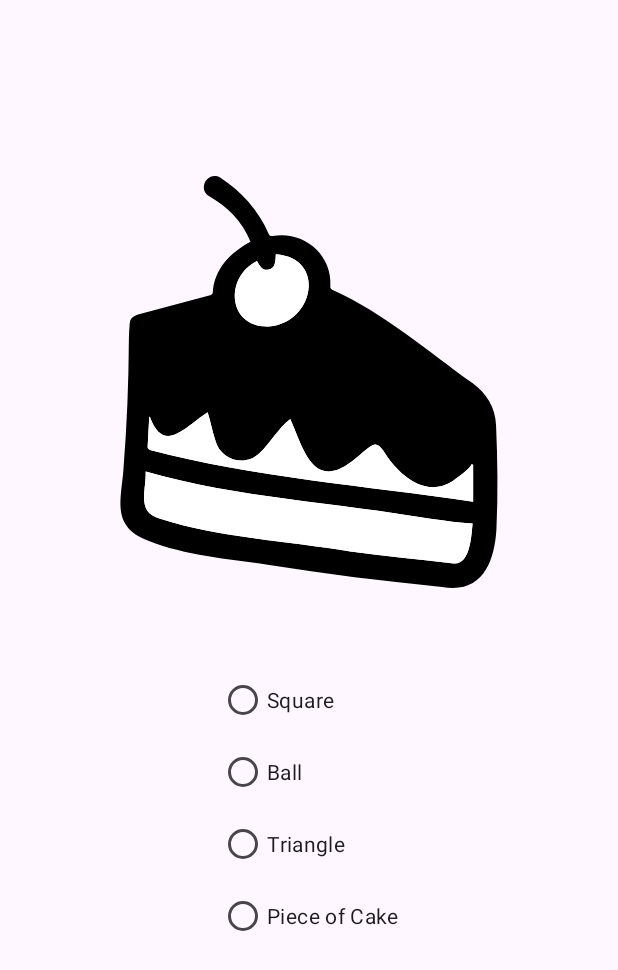
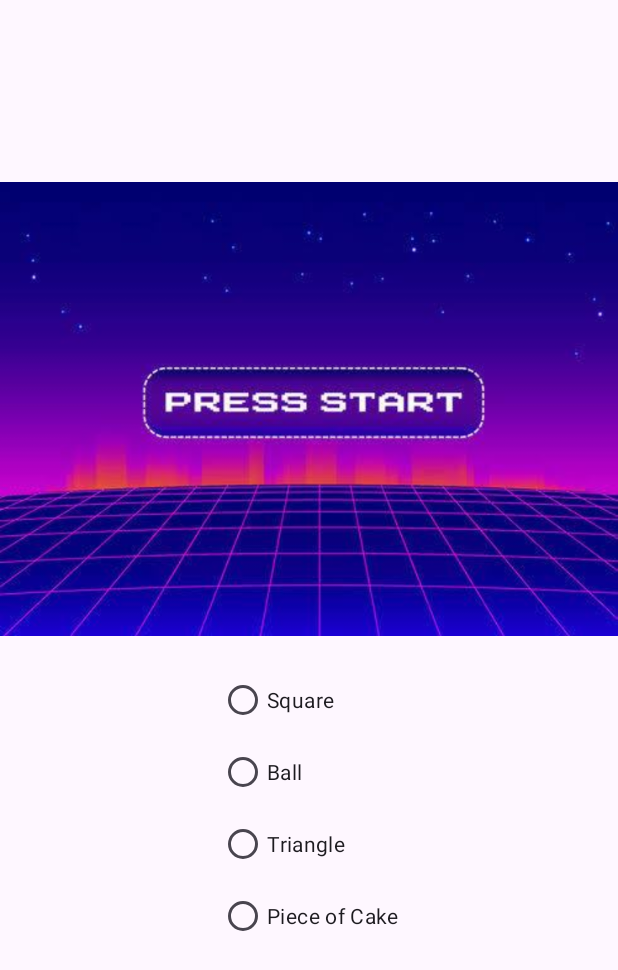
Before and after one commit to froilaaaaan1/square_ball_rectangle_group1IPT, an Android app: the screen it shows after launch (MainActivity), on a phone screen of 412 x 824 dp. Shown: the top 970 px of the screen. Run offline under Robolectric (Android 15) with nearby library versions, the phone set to English and light mode, and no system bars.

Commit message:
change image at launch

```diff
--- a/app/src/main/res/layout/activity_main.xml
+++ b/app/src/main/res/layout/activity_main.xml
@@ -9,7 +9,7 @@
     <ImageView
         android:layout_width="wrap_content"
         android:layout_height="wrap_content"
-        android:src="@drawable/cake_svgrepo_com"
+        android:src="@drawable/received_216880911431150"
         android:id="@+id/iconToShow"
         app:layout_constraintBottom_toBottomOf="parent"
         app:layout_constraintEnd_toEndOf="parent"
```
Also changed, not shown: app/src/main/res/drawable-finger/received_216880911431150.jpeg (added).
